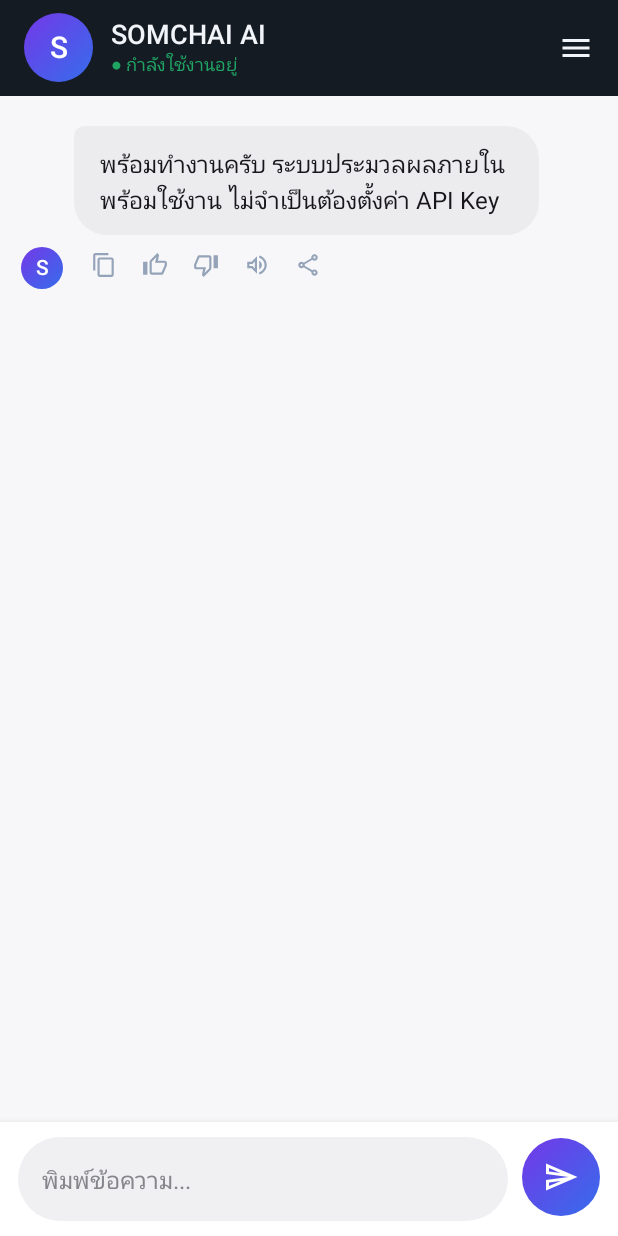
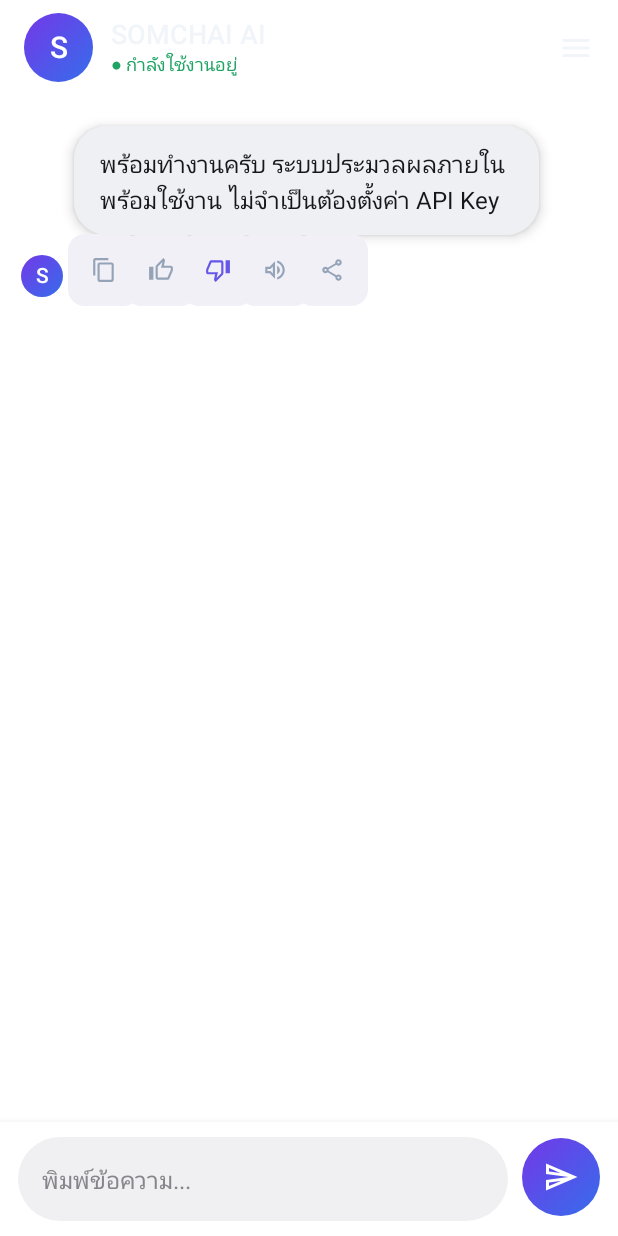
Before and after one commit to preecha021233-del/somchai-ai, an Android app built with Jetpack Compose: the screen it shows after launch (MainActivity), after a tap on "อ่านออกเสียง", on a phone screen of 412 x 824 dp. Run offline under Robolectric (Android 15) with nearby library versions, the phone set to English and light mode, and no system bars; network calls fail; 3 other taps on this screen came first.

Commit message:
Redesign chat UI and make response actions functional

```diff
--- a/app/src/main/java/com/somchai/ai/ui/AgentApp.kt
+++ b/app/src/main/java/com/somchai/ai/ui/AgentApp.kt
@@ -95,7 +95,7 @@ fun AgentApp(runtime: CoreRuntime) {
                         }
                     }
                 },
-                colors = TopAppBarDefaults.topAppBarColors(containerColor = SomchaiSurface)
+                colors = TopAppBarDefaults.topAppBarColors(containerColor = Color.White)
             )
         }
     ) { padding ->
@@ -160,7 +160,9 @@ private fun ChatPage(
     val keyboard = LocalSoftwareKeyboardController.current
     val focusManager = LocalFocusManager.current
     val context = LocalContext.current
-    val speech = remember(context) { TextToSpeech(context) {} }
+    var speechReady by remember { mutableStateOf(false) }
+    val speech = remember(context) { TextToSpeech(context) { status -> speechReady = status == TextToSpeech.SUCCESS } }
+    val feedbackState = remember { mutableStateMapOf<String, Boolean>() }
     DisposableEffect(speech) { onDispose { speech.stop(); speech.shutdown() } }
 
     LaunchedEffect(messages.size, busy) {
@@ -169,7 +171,7 @@ private fun ChatPage(
     }
 
     Column(
-        modifier.fillMaxSize().background(Color(0xFFF7F7F9))
+        modifier.fillMaxSize().background(Color.White)
     ) {
         LazyColumn(
             state = listState,
@@ -209,8 +211,9 @@ private fun ChatPage(
                     } else {
                         Column(Modifier.widthIn(max = 310.dp)) {
                             Surface(
-                                color = Color(0xFFECECEF),
-                                shape = RoundedCornerShape(topStart = 7.dp, topEnd = 22.dp, bottomEnd = 22.dp, bottomStart = 22.dp)
+                                color = Color(0xFFEEF0F4),
+                                shape = RoundedCornerShape(22.dp),
+                                shadowElevation = 5.dp
                             ) {
                                 Text(
                                     body, Modifier.padding(horizontal = 17.dp, vertical = 13.dp),
@@ -218,27 +221,35 @@ private fun ChatPage(
                                 )
                             }
                             Row(
-                                modifier = Modifier.fillMaxWidth().padding(start = 2.dp, top = 2.dp),
-                                horizontalArrangement = Arrangement.spacedBy(0.dp),
+                                modifier = Modifier.fillMaxWidth().padding(start = 2.dp, top = 5.dp),
+                                horizontalArrangement = Arrangement.spacedBy(2.dp),
                                 verticalAlignment = Alignment.CenterVertically
                             ) {
                                 IconButton(onClick = {
                                     val clipboard = context.getSystemService(Context.CLIPBOARD_SERVICE) as ClipboardManager
                                     clipboard.setPrimaryClip(ClipData.newPlainText("SOMCHAI AI", body))
                                     Toast.makeText(context, "คัดลอกแล้ว", Toast.LENGTH_SHORT).show()
-                                }, modifier = Modifier.size(34.dp)) {
+                                }, modifier = Modifier.size(36.dp).clip(RoundedCornerShape(11.dp)).background(Color(0xFFF2F0F7))) {
                                     Icon(Icons.Outlined.ContentCopy, "คัดลอก", tint = SomchaiTextSecondary, modifier = Modifier.size(17.dp))
                                 }
-                                IconButton(onClick = { onFeedback(body, true) }, modifier = Modifier.size(34.dp)) {
-                                    Icon(Icons.Outlined.ThumbUp, "ถูกใจ", tint = SomchaiTextSecondary, modifier = Modifier.size(17.dp))
+                                IconButton(onClick = { feedbackState[body] = true; onFeedback(body, true) }, modifier = Modifier.size(36.dp).clip(RoundedCornerShape(11.dp)).background(Color(0xFFF2F0F7))) {
+                                    Icon(Icons.Outlined.ThumbUp, "ถูกใจ", tint = if (feedbackState[body] == true) Color(0xFF6557E8) else SomchaiTextSecondary, modifier = Modifier.size(17.dp))
                                 }
-                                IconButton(onClick = { onFeedback(body, false) }, modifier = Modifier.size(34.dp)) {
-                                    Icon(Icons.Outlined.ThumbDown, "ไม่ถูกใจ", tint = SomchaiTextSecondary, modifier = Modifier.size(17.dp))
+                                IconButton(onClick = { feedbackState[body] = false; onFeedback(body, false) }, modifier = Modifier.size(36.dp).clip(RoundedCornerShape(11.dp)).background(Color(0xFFF2F0F7))) {
+                                    Icon(Icons.Outlined.ThumbDown, "ไม่ถูกใจ", tint = if (feedbackState[body] == false) Color(0xFF6557E8) else SomchaiTextSecondary, modifier = Modifier.size(17.dp))
                                 }
                                 IconButton(onClick = {
-                                    speech.language = Locale("th", "TH")
-                                    speech.speak(body, TextToSpeech.QUEUE_FLUSH, null, "somchai-${body.hashCode()}")
-                                }, modifier = Modifier.size(34.dp)) {
+                                    if (speechReady) {
+                                        val languageResult = speech.setLanguage(Locale("th", "TH"))
+                                        if (languageResult >= TextToSpeech.LANG_AVAILABLE) {
+                                            speech.speak(body, TextToSpeech.QUEUE_FLUSH, null, "somchai-${body.hashCode()}")
+                                        } else {
+                                            Toast.makeText(context, "อุปกรณ์ยังไม่มีเสียงภาษาไทย", Toast.LENGTH_SHORT).show()
+                                        }
+                                    } else {
+                                        Toast.makeText(context, "กำลังเตรียมระบบอ่านออกเสียง", Toast.LENGTH_SHORT).show()
+                                    }
+                                }, modifier = Modifier.size(36.dp).clip(RoundedCornerShape(11.dp)).background(Color(0xFFF2F0F7))) {
                                     Icon(Icons.Outlined.VolumeUp, "อ่านออกเสียง", tint = SomchaiTextSecondary, modifier = Modifier.size(17.dp))
                                 }
                                 IconButton(onClick = {
@@ -247,7 +258,7 @@ private fun ChatPage(
                                         putExtra(Intent.EXTRA_TEXT, body)
                                     }
                                     context.startActivity(Intent.createChooser(intent, "แชร์คำตอบจาก SOMCHAI AI"))
-                                }, modifier = Modifier.size(34.dp)) {
+                                }, modifier = Modifier.size(36.dp).clip(RoundedCornerShape(11.dp)).background(Color(0xFFF2F0F7))) {
                                     Icon(Icons.Outlined.Share, "แชร์", tint = SomchaiTextSecondary, modifier = Modifier.size(17.dp))
                                 }
                             }
```
